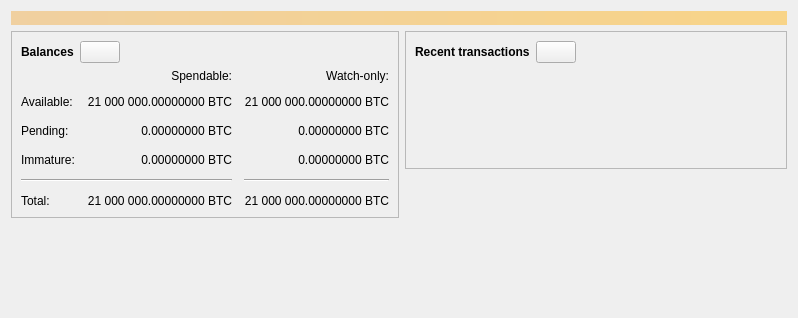
This is src/qt/forms/overviewpage.ui in bitcoin-core/gui as Qt 5 draws it before an edit. The edited form follows.
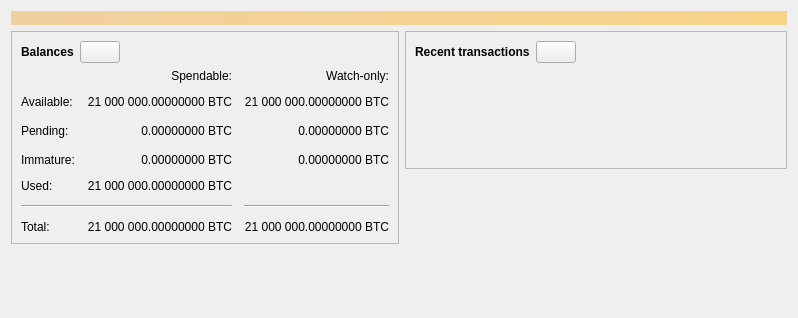
This is the edited form. Icons and pictures are not drawn. Custom widgets are drawn as their Qt base class.

Commit message:
gui: add used balance to overview page
Add used balance to overview page for wallets with avoid_reuse flag enabled

What changed in the file:
```diff
--- a/src/qt/forms/overviewpage.ui
+++ b/src/qt/forms/overviewpage.ui
@@ -168,14 +168,40 @@
               </property>
              </widget>
             </item>
-            <item row="4" column="0" colspan="2">
+            <item row="4" column="0">
+             <widget class="QLabel" name="labelUsedText">
+              <property name="text">
+               <string>Used:</string>
+              </property>
+             </widget>
+            </item>
+            <item row="4" column="1">
+             <widget class="QLabel" name="labelUsed">
+              <property name="cursor">
+               <cursorShape>IBeamCursor</cursorShape>
+              </property>
+              <property name="toolTip">
+               <string>Your current used balance</string>
+              </property>
+              <property name="text">
+               <string notr="true">21 000 000.00000000 BTC</string>
+              </property>
+              <property name="alignment">
+               <set>Qt::AlignRight|Qt::AlignTrailing|Qt::AlignVCenter</set>
+              </property>
+              <property name="textInteractionFlags">
+               <set>Qt::LinksAccessibleByMouse|Qt::TextSelectableByKeyboard|Qt::TextSelectableByMouse</set>
+              </property>
+             </widget>
+            </item>
+            <item row="5" column="0" colspan="2">
              <widget class="Line" name="line">
               <property name="orientation">
                <enum>Qt::Horizontal</enum>
               </property>
              </widget>
             </item>
-            <item row="4" column="2">
+            <item row="5" column="2">
              <widget class="Line" name="lineWatchBalance">
               <property name="sizePolicy">
                <sizepolicy hsizetype="Preferred" vsizetype="Fixed">
@@ -194,7 +220,7 @@
               </property>
              </widget>
             </item>
-            <item row="5" column="0">
+            <item row="6" column="0">
              <widget class="QLabel" name="labelTotalText">
               <property name="text">
                <string>Total:</string>
@@ -240,7 +266,7 @@
               </property>
              </widget>
             </item>
-            <item row="5" column="1">
+            <item row="6" column="1">
              <widget class="QLabel" name="labelTotal">
               <property name="cursor">
                <cursorShape>IBeamCursor</cursorShape>
@@ -259,7 +285,7 @@
               </property>
              </widget>
             </item>
-            <item row="5" column="2">
+            <item row="6" column="2">
              <widget class="QLabel" name="labelWatchTotal">
               <property name="cursor">
                <cursorShape>IBeamCursor</cursorShape>
```
The commit also changes 3 other files.
